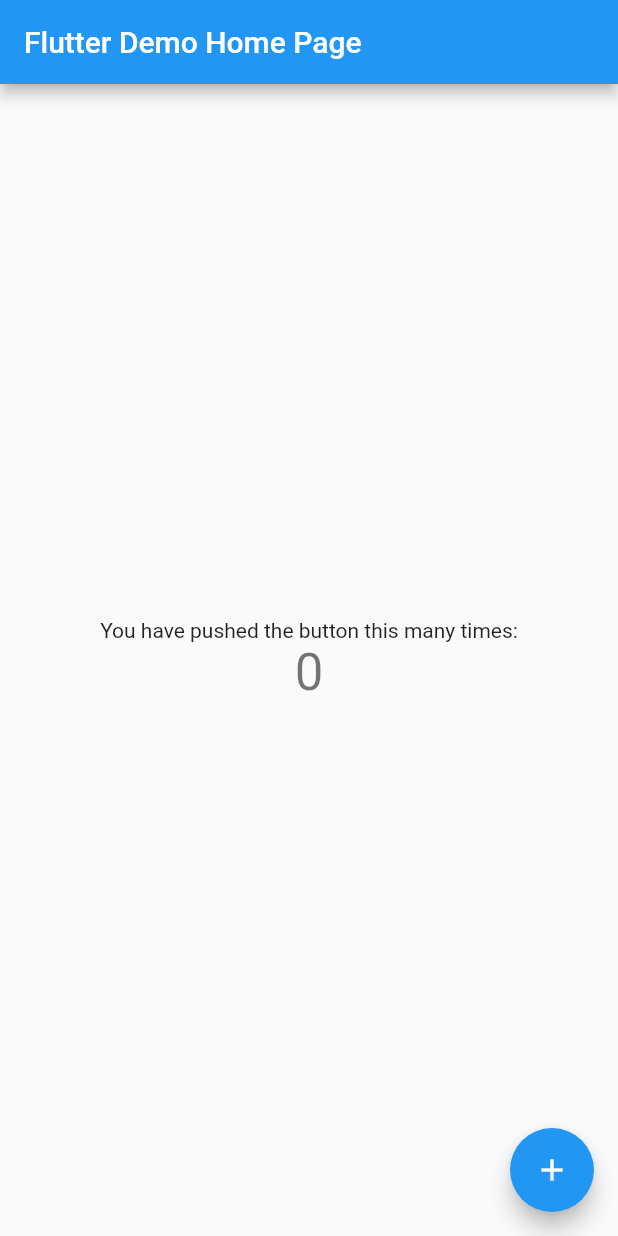
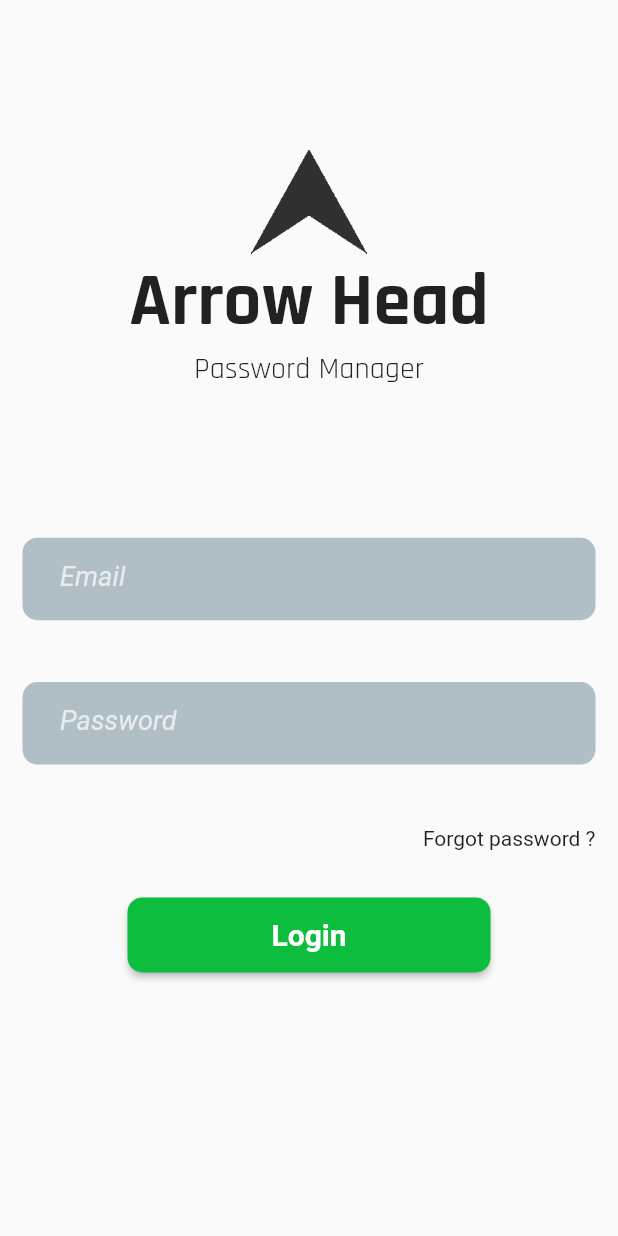
Before and after one commit to PasswordHub/ArrowHead, a Flutter app: the screen it shows after launch, on a phone screen of 412 x 824 dp. Run offline on Flutter 3.47's test engine with Material 2 defaults, Android fonts, the phone set to English and light mode, and no system bars.

Commit message:
feat: login screen prototype

```diff
--- /dev/null
+++ b/arrowhead/lib/Screens/login_screen.dart
@@ -0,0 +1,147 @@
+import 'package:flutter/material.dart';
+
+class LoginScreen extends StatelessWidget {
+  static const routeName = '/login-screen';
+
+  final emailController = TextEditingController();
+  final passwordController = TextEditingController();
+
+  Widget login(IconData icon) {
+    return Container(
+      height: 50,
+      width: 115,
+      decoration: BoxDecoration(
+        border: Border.all(color: Colors.grey.withOpacity(0.4), width: 1),
+        borderRadius: BorderRadius.circular(12),
+      ),
+      child: Row(
+        mainAxisAlignment: MainAxisAlignment.center,
+        children: [
+          Icon(icon, size: 24),
+          TextButton(onPressed: () {}, child: Text('Login')),
+        ],
+      ),
+    );
+  }
+
+  Widget userInput(TextEditingController userInput, String hintTitle,
+      TextInputType keyboardType) {
+    return Container(
+      height: 55,
+      margin: const EdgeInsets.only(bottom: 15),
+      decoration: BoxDecoration(
+          color: Colors.blueGrey.shade200,
+          borderRadius: BorderRadius.circular(10)),
+      child: Padding(
+        padding: const EdgeInsets.only(left: 25.0, top: 15, right: 25),
+        child: TextField(
+          controller: userInput,
+          autocorrect: false,
+          enableSuggestions: false,
+          autofocus: false,
+          decoration: InputDecoration.collapsed(
+            hintText: hintTitle,
+            hintStyle: const TextStyle(
+                fontSize: 18,
+                color: Colors.white70,
+                fontStyle: FontStyle.italic),
+          ),
+          keyboardType: keyboardType,
+        ),
+      ),
+    );
+  }
+
+  @override
+  Widget build(BuildContext context) {
+    return Scaffold(
+      body: SingleChildScrollView(
+        child: Column(
+          children: [
+            const SizedBox(
+              height: 100,
+            ),
+            Image.asset(
+              'assets/images/arrow.png',
+              scale: 2,
+            ),
+            const Center(
+                child: Text(
+              'Arrow Head',
+              style: TextStyle(
+                  fontFamily: 'Rajdhani',
+                  fontWeight: FontWeight.bold,
+                  fontSize: 50),
+            )),
+            const Center(
+                child: Text(
+              'Password Manager',
+              style: TextStyle(fontFamily: 'Rajdhani', fontSize: 20),
+            )),
+            Column(
+              mainAxisAlignment: MainAxisAlignment.end,
+              crossAxisAlignment: CrossAxisAlignment.end,
+              children: [
+                Container(
+                  height: 510,
+                  width: double.infinity,
+                  decoration: const BoxDecoration(
+                    borderRadius: BorderRadius.only(
+                        topLeft: Radius.circular(15),
+                        topRight: Radius.circular(15)),
+                  ),
+                  child: Padding(
+                    padding: const EdgeInsets.all(15.0),
+                    child: Column(
+                      mainAxisAlignment: MainAxisAlignment.spaceAround,
+                      crossAxisAlignment: CrossAxisAlignment.stretch,
+                      children: [
+                        const SizedBox(height: 45),
+                        userInput(emailController, 'Email',
+                            TextInputType.emailAddress),
+                        userInput(passwordController, 'Password',
+                            TextInputType.visiblePassword),
+                        const Text(
+                          'Forgot password ?',
+                          textAlign: TextAlign.end,
+                        ),
+                        Container(
+                          height: 55,
+                          padding: const EdgeInsets.only(
+                              top: 5, left: 70, right: 70),
+                          child: ElevatedButton(
+                            style: ButtonStyle(
+                                backgroundColor: MaterialStateProperty.all(
+                                    const Color.fromARGB(255, 13, 189, 62)),
+                                shape: MaterialStateProperty.all<
+                                        RoundedRectangleBorder>(
+                                    RoundedRectangleBorder(
+                                  borderRadius: BorderRadius.circular(10.0),
+                                ))),
+                            onPressed: () {
+                              //Implement logic for login
+                            },
+                            child: const Text(
+                              'Login',
+                              style: TextStyle(
+                                fontSize: 20,
+                                fontWeight: FontWeight.w700,
+                                color: Colors.white,
+                              ),
+                            ),
+                          ),
+                        ),
+                        const SizedBox(height: 20),
+                        const SizedBox(height: 20),
+                      ],
+                    ),
+                  ),
+                ),
+              ],
+            ),
+          ],
+        ),
+      ),
+    );
+  }
+}
--- a/arrowhead/lib/main.dart
+++ b/arrowhead/lib/main.dart
@@ -1,4 +1,5 @@
 import 'package:flutter/material.dart';
+import './Screens/login_screen.dart';
 
 void main() {
   runApp(const MyApp());
@@ -11,105 +12,12 @@ class MyApp extends StatelessWidget {
   @override
   Widget build(BuildContext context) {
     return MaterialApp(
+      debugShowCheckedModeBanner: false,
       title: 'Flutter Demo',
       theme: ThemeData(
-        // This is the theme of your application.
-        //
-        // Try running your application with "flutter run". You'll see the
-        // application has a blue toolbar. Then, without quitting the app, try
-        // changing the primarySwatch below to Colors.green and then invoke
-        // "hot reload" (press "r" in the console where you ran "flutter run",
-        // or simply save your changes to "hot reload" in a Flutter IDE).
-        // Notice that the counter didn't reset back to zero; the application
-        // is not restarted.
         primarySwatch: Colors.blue,
       ),
-      home: const MyHomePage(title: 'Flutter Demo Home Page'),
+      home: LoginScreen(),
     );
   }
 }
-
-class MyHomePage extends StatefulWidget {
-  const MyHomePage({Key? key, required this.title}) : super(key: key);
-
-  // This widget is the home page of your application. It is stateful, meaning
-  // that it has a State object (defined below) that contains fields that affect
-  // how it looks.
-
-  // This class is the configuration for the state. It holds the values (in this
-  // case the title) provided by the parent (in this case the App widget) and
-  // used by the build method of the State. Fields in a Widget subclass are
-  // always marked "final".
-
-  final String title;
-
-  @override
-  State<MyHomePage> createState() => _MyHomePageState();
-}
-
-class _MyHomePageState extends State<MyHomePage> {
-  int _counter = 0;
-
-  void _incrementCounter() {
-    setState(() {
-      // This call to setState tells the Flutter framework that something has
-      // changed in this State, which causes it to rerun the build method below
-      // so that the display can reflect the updated values. If we changed
-      // _counter without calling setState(), then the build method would not be
-      // called again, and so nothing would appear to happen.
-      _counter++;
-    });
-  }
-
-  @override
-  Widget build(BuildContext context) {
-    // This method is rerun every time setState is called, for instance as done
-    // by the _incrementCounter method above.
-    //
-    // The Flutter framework has been optimized to make rerunning build methods
-    // fast, so that you can just rebuild anything that needs updating rather
-    // than having to individually change instances of widgets.
-    return Scaffold(
-      appBar: AppBar(
-        // Here we take the value from the MyHomePage object that was created by
-        // the App.build method, and use it to set our appbar title.
-        title: Text(widget.title),
-      ),
-      body: Center(
-        // Center is a layout widget. It takes a single child and positions it
-        // in the middle of the parent.
-        child: Column(
-          // Column is also a layout widget. It takes a list of children and
-          // arranges them vertically. By default, it sizes itself to fit its
-          // children horizontally, and tries to be as tall as its parent.
-          //
-          // Invoke "debug painting" (press "p" in the console, choose the
-          // "Toggle Debug Paint" action from the Flutter Inspector in Android
-          // Studio, or the "Toggle Debug Paint" command in Visual Studio Code)
-          // to see the wireframe for each widget.
-          //
-          // Column has various properties to control how it sizes itself and
-          // how it positions its children. Here we use mainAxisAlignment to
-          // center the children vertically; the main axis here is the vertical
-          // axis because Columns are vertical (the cross axis would be
-          // horizontal).
-          mainAxisAlignment: MainAxisAlignment.center,
-          children: <Widget>[
-            const Text(
-              'You have pushed the button this many times:',
-            ),
-            Text(
-              '$_counter',
-              style: Theme.of(context).textTheme.headline4,
-            ),
-          ],
-        ),
-      ),
-      floatingActionButton: FloatingActionButton(
-        onPressed: _incrementCounter,
-        tooltip: 'Increment',
-        child: const Icon(Icons.add),
-      ), // This trailing comma makes auto-formatting nicer for build methods.
-    );
-  }
-}
```
Also changed, not shown: arrowhead/assets/fonts/Rajdhani/OFL.txt (added, +93 -0 lines), arrowhead/pubspec.yaml (+9 -15 lines), arrowhead/assets/fonts/Rajdhani/Rajdhani-Bold.ttf (added), arrowhead/assets/fonts/Rajdhani/Rajdhani-Light.ttf (added), arrowhead/assets/fonts/Rajdhani/Rajdhani-Medium.ttf (added), arrowhead/assets/fonts/Rajdhani/Rajdhani-Regular.ttf (added), arrowhead/assets/fonts/Rajdhani/Rajdhani-SemiBold.ttf (added), arrowhead/assets/images/arrow.png (added).
